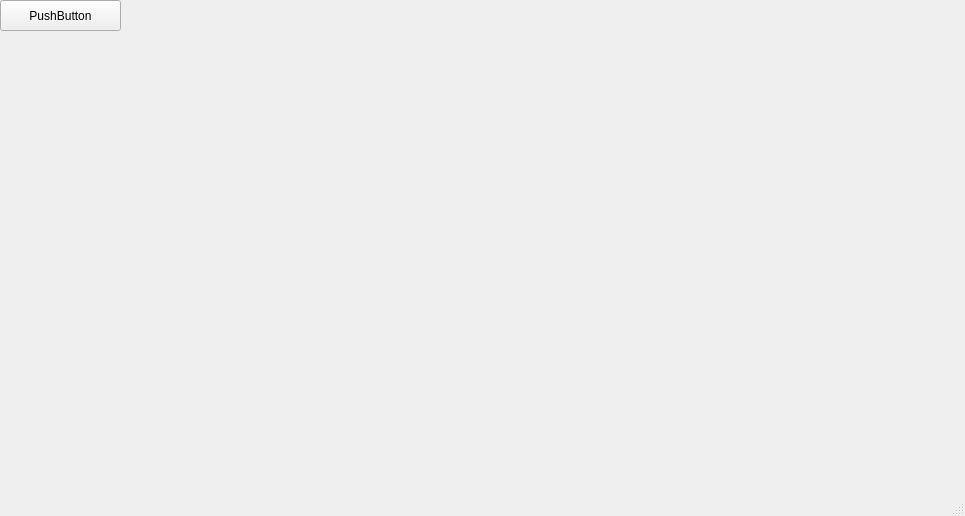
CyanCoding/QtHomework, file mainwindow.ui: the form before one commit.
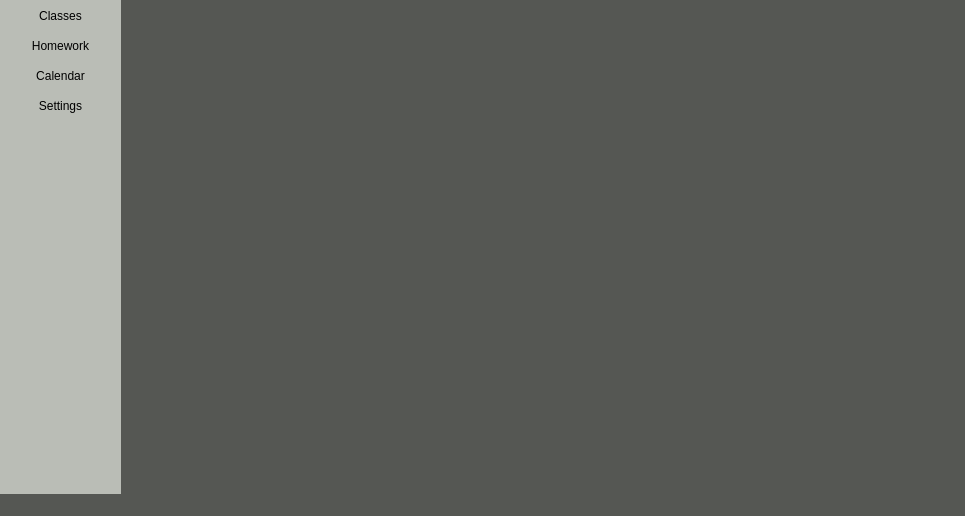
The form after the commit.

```diff
--- a/mainwindow.ui
+++ b/mainwindow.ui
@@ -13,8 +13,11 @@
   <property name="windowTitle">
    <string>QtHomework</string>
   </property>
+  <property name="styleSheet">
+   <string notr="true">background-color: rgb(85, 87, 83); border-radius: 0</string>
+  </property>
   <widget class="QWidget" name="centralwidget">
-   <widget class="QPushButton" name="pushButton">
+   <widget class="QPushButton" name="classMenuButton">
     <property name="geometry">
      <rect>
       <x>0</x>
@@ -23,10 +26,116 @@
       <height>31</height>
      </rect>
     </property>
+    <property name="cursor">
+     <cursorShape>PointingHandCursor</cursorShape>
+    </property>
+    <property name="styleSheet">
+     <string notr="true">QPushButton {
+	background-color: rgb(186, 189, 182)
+}
+QPushButton:hover {
+	background-color: rgb(211, 215, 207)
+}</string>
+    </property>
     <property name="text">
-     <string>PushButton</string>
+     <string>Classes</string>
     </property>
    </widget>
+   <widget class="QPushButton" name="homeworkMenuButton">
+    <property name="geometry">
+     <rect>
+      <x>0</x>
+      <y>30</y>
+      <width>121</width>
+      <height>31</height>
+     </rect>
+    </property>
+    <property name="cursor">
+     <cursorShape>PointingHandCursor</cursorShape>
+    </property>
+    <property name="styleSheet">
+     <string notr="true">QPushButton {
+	background-color: rgb(186, 189, 182)
+}
+QPushButton:hover {
+	background-color: rgb(211, 215, 207)
+}</string>
+    </property>
+    <property name="text">
+     <string>Homework</string>
+    </property>
+   </widget>
+   <widget class="QPushButton" name="calendarMenuButton">
+    <property name="geometry">
+     <rect>
+      <x>0</x>
+      <y>60</y>
+      <width>121</width>
+      <height>31</height>
+     </rect>
+    </property>
+    <property name="cursor">
+     <cursorShape>PointingHandCursor</cursorShape>
+    </property>
+    <property name="styleSheet">
+     <string notr="true">QPushButton {
+	background-color: rgb(186, 189, 182)
+}
+QPushButton:hover {
+	background-color: rgb(211, 215, 207)
+}</string>
+    </property>
+    <property name="text">
+     <string>Calendar</string>
+    </property>
+   </widget>
+   <widget class="QPushButton" name="settingsMenuButton">
+    <property name="geometry">
+     <rect>
+      <x>0</x>
+      <y>90</y>
+      <width>121</width>
+      <height>31</height>
+     </rect>
+    </property>
+    <property name="cursor">
+     <cursorShape>PointingHandCursor</cursorShape>
+    </property>
+    <property name="styleSheet">
+     <string notr="true">QPushButton {
+	background-color: rgb(186, 189, 182)
+}
+QPushButton:hover {
+	background-color: rgb(211, 215, 207)
+}</string>
+    </property>
+    <property name="text">
+     <string>Settings</string>
+    </property>
+   </widget>
+   <widget class="QLabel" name="backgroundLeftMenu">
+    <property name="geometry">
+     <rect>
+      <x>0</x>
+      <y>0</y>
+      <width>121</width>
+      <height>501</height>
+     </rect>
+    </property>
+    <property name="styleSheet">
+     <string notr="true">QLabel {
+	background-color: rgb(186, 189, 182)
+}</string>
+    </property>
+    <property name="text">
+     <string/>
+    </property>
+   </widget>
+   <zorder>backgroundLeftMenu</zorder>
+   <zorder>classMenuButton</zorder>
+   <zorder>homeworkMenuButton</zorder>
+   <zorder>calendarMenuButton</zorder>
+   <zorder>settingsMenuButton</zorder>
   </widget>
   <widget class="QMenuBar" name="menubar">
    <property name="geometry">
```
